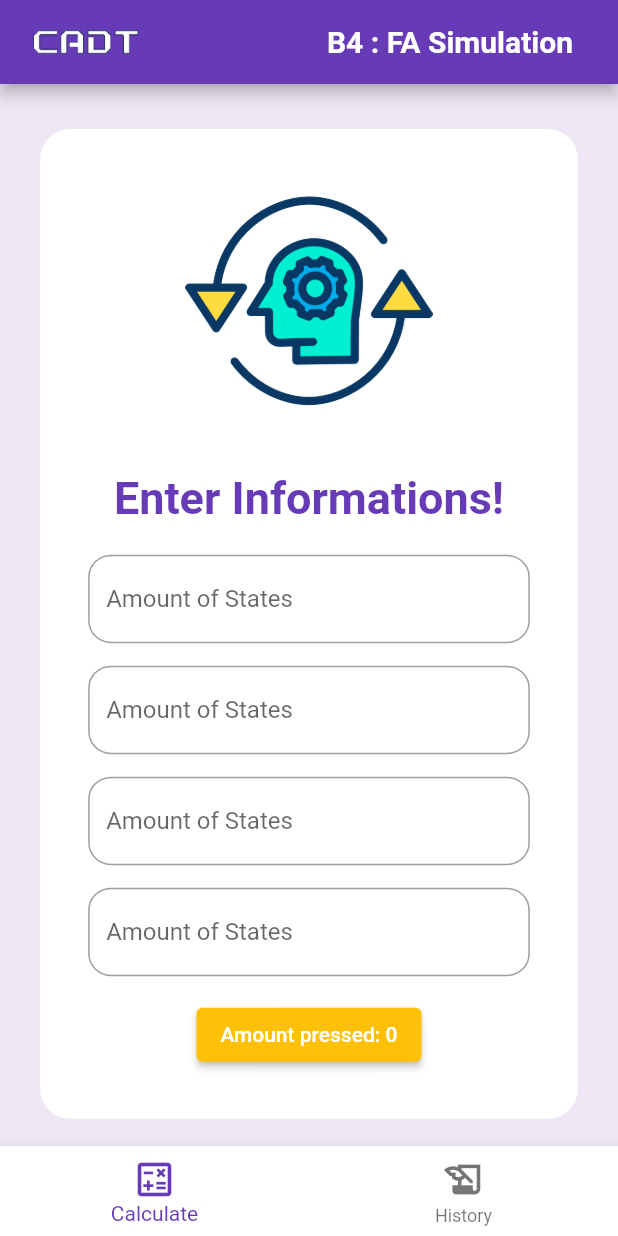
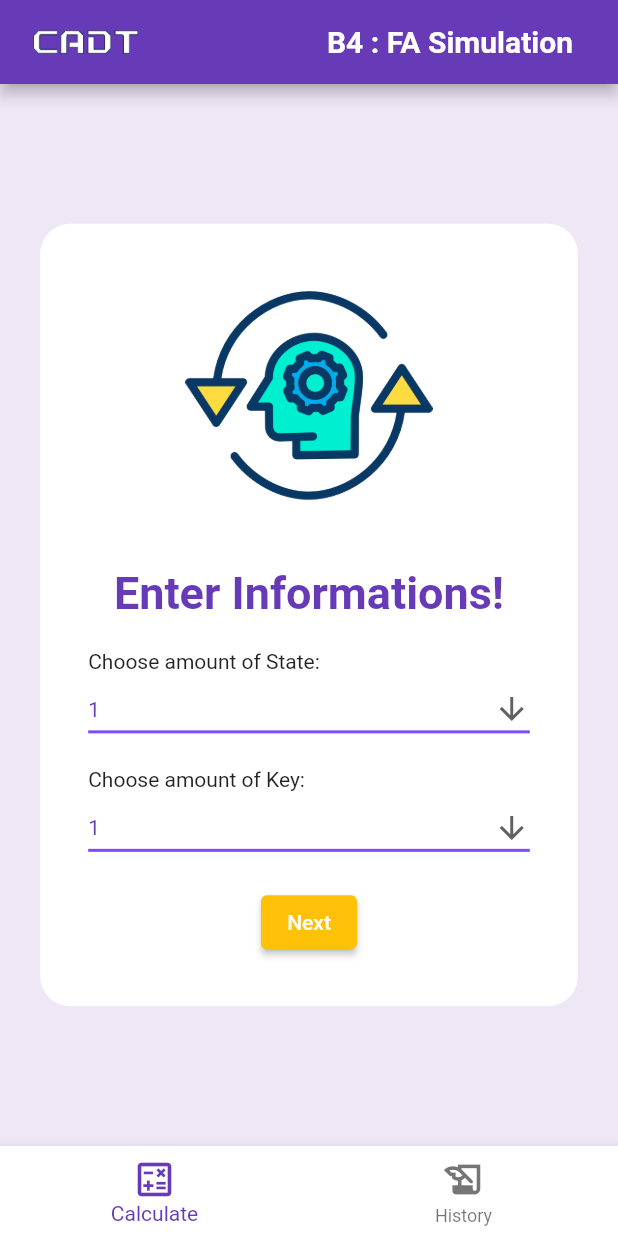
Before and after one commit to Sanmon17/B4Automata, a Flutter app: the screen it shows after launch, on a phone screen of 412 x 824 dp. Run offline on Flutter 3.47's test engine with Material 2 defaults, Android fonts, the phone set to English and light mode, and no system bars; our stand-ins replace device_preview.

Commit message:
user input completet

```diff
--- a/lib/homepage.dart
+++ b/lib/homepage.dart
@@ -8,10 +8,182 @@ class Homepage extends StatefulWidget {
 }
 
 class _HomepageState extends State<Homepage> {
-  int button1 = 0, bottomButton = 0;
+  int button1 = 0, bottomButton = 0, currentStep = 1;
+  int? stateAmount = 1, keyAmount = 1;
 
   @override
   Widget build(BuildContext context) {
+    Widget? buttonRow;
+
+    if (currentStep == 1) {
+      buttonRow = ElevatedButton(
+        style: ButtonStyle(
+          backgroundColor: MaterialStateColor.resolveWith(
+            (states) => Colors.amber,
+          ),
+        ),
+        onPressed: () {
+          setState(() {
+            ++currentStep;
+          });
+        },
+        child: const Text('Next'),
+      );
+    } else {
+      buttonRow = Row(
+        mainAxisAlignment: MainAxisAlignment.spaceEvenly,
+        children: [
+          Visibility(
+            visible: currentStep > 1,
+            child: ElevatedButton(
+              style: ButtonStyle(
+                backgroundColor: MaterialStateColor.resolveWith(
+                  (states) => Colors.amber,
+                ),
+              ),
+              onPressed: () {
+                setState(() {
+                  --currentStep;
+                });
+              },
+              child: const Text('Back'),
+            ),
+          ),
+          ElevatedButton(
+            style: ButtonStyle(
+              backgroundColor: MaterialStateColor.resolveWith(
+                (states) => Colors.amber,
+              ),
+            ),
+            onPressed: () {
+              setState(() {
+                ++currentStep;
+              });
+            },
+            child: const Text('Next'),
+          ),
+        ],
+      );
+    }
+
+    List<Widget> renderStep1() {
+      return [
+        const SizedBox(height: 20),
+        const Text('Choose amount of State:'),
+        DropdownButton<int>(
+          value: stateAmount,
+          icon: const Icon(Icons.arrow_downward),
+          elevation: 16,
+          isExpanded: true,
+          style: const TextStyle(color: Colors.deepPurple),
+          underline: Container(
+            height: 2,
+            color: Colors.deepPurpleAccent,
+          ),
+          onChanged: (int? newValue) {
+            setState(() {
+              stateAmount = newValue;
+            });
+          },
+          items: List<DropdownMenuItem<int>>.generate(10, (index) {
+            final value = index + 1;
+            return DropdownMenuItem<int>(
+              value: value,
+              child: Text(value.toString()),
+            );
+          }).toList(),
+        ),
+        const SizedBox(height: 15),
+        const Text('Choose amount of Key:'),
+        DropdownButton<int>(
+            value: keyAmount,
+            icon: const Icon(Icons.arrow_downward),
+            elevation: 16,
+            isExpanded: true,
+            style: const TextStyle(color: Colors.deepPurple),
+            underline: Container(
+              height: 2,
+              color: Colors.deepPurpleAccent,
+            ),
+            onChanged: (int? newValue) {
+              setState(() {
+                keyAmount = newValue;
+              });
+            },
+            items: List<DropdownMenuItem<int>>.generate(10, (index) {
+              final value = index + 1;
+              return DropdownMenuItem<int>(
+                value: value,
+                child: Text(value.toString()),
+              );
+            }).toList()),
+      ];
+    }
+
+    List<String> stateFieldValues = List.filled(stateAmount!, '');
+    List<Widget> stateFieldList = List.generate(
+      stateAmount!,
+      (index) => [
+        const SizedBox(height: 15),
+        TextField(
+          decoration: InputDecoration(
+            hintText: 'State Value ${index + 1}',
+            border: OutlineInputBorder(
+              borderRadius: BorderRadius.circular(15),
+            ),
+            focusedBorder: OutlineInputBorder(
+              borderRadius: BorderRadius.circular(15),
+              borderSide: const BorderSide(
+                color: Colors.deepPurpleAccent,
+              ),
+            ),
+          ),
+          onChanged: (value) {
+            setState(() {
+              stateFieldValues[index] = value;
+            });
+          },
+        ),
+      ],
+    ).expand((widgets) => widgets).toList();
+
+    List<String> keyFieldValues = List.filled(keyAmount!, '');
+    List<Widget> keyFieldList = List.generate(
+        keyAmount!,
+        (index) => [
+              const SizedBox(height: 15),
+              TextField(
+                decoration: InputDecoration(
+                  hintText: 'Key Value ${index + 1}',
+                  border: OutlineInputBorder(
+                    borderRadius: BorderRadius.circular(15),
+                  ),
+                  focusedBorder: OutlineInputBorder(
+                    borderRadius: BorderRadius.circular(15),
+                    borderSide: const BorderSide(
+                      color: Colors.deepPurpleAccent,
+                    ),
+                  ),
+                ),
+                onChanged: (value) {
+                  setState(() {
+                    keyFieldValues[index] = value;
+                  });
+                },
+              ),
+            ]).expand((widgets) => widgets).toList();
+
+    List<Widget> renderStep2() {
+      return [
+        Column(
+          children: stateFieldList,
+        ),
+        Column(
+          children: keyFieldList,
+        ),
+      ];
+    }
+
     return Scaffold(
       backgroundColor: Colors.deepPurple[50],
       appBar: AppBar(
@@ -84,79 +256,15 @@ class _HomepageState extends State<Homepage> {
                           color: Colors.deepPurple,
                         ),
                       ),
-                      const SizedBox(height: 20),
-                      TextField(
-                        decoration: InputDecoration(
-                          hintText: 'Amount of States',
-                          border: OutlineInputBorder(
-                            borderRadius: BorderRadius.circular(15),
-                          ),
-                          focusedBorder: OutlineInputBorder(
-                            borderRadius: BorderRadius.circular(15),
-                            borderSide: const BorderSide(
-                              color: Colors.deepPurpleAccent,
-                            ),
-                          ),
-                        ),
+                      Column(
+                        crossAxisAlignment: CrossAxisAlignment.start,
+                        children: [
+                          if (currentStep == 1) ...renderStep1(),
+                          if (currentStep == 2) ...renderStep2(),
+                          const SizedBox(height: 15),
+                        ],
                       ),
-                      const SizedBox(height: 15),
-                      TextField(
-                        decoration: InputDecoration(
-                          hintText: 'Amount of States',
-                          border: OutlineInputBorder(
-                            borderRadius: BorderRadius.circular(15),
-                          ),
-                          focusedBorder: OutlineInputBorder(
-                            borderRadius: BorderRadius.circular(15),
-                            borderSide: const BorderSide(
-                              color: Colors.deepPurpleAccent,
-                            ),
-                          ),
-                        ),
-                      ),
-                      const SizedBox(height: 15),
-                      TextField(
-                        decoration: InputDecoration(
-                          hintText: 'Amount of States',
-                          border: OutlineInputBorder(
-                            borderRadius: BorderRadius.circular(15),
-                          ),
-                          focusedBorder: OutlineInputBorder(
-                            borderRadius: BorderRadius.circular(15),
-                            borderSide: const BorderSide(
-                              color: Colors.deepPurpleAccent,
-                            ),
-                          ),
-                        ),
-                      ),
-                      const SizedBox(height: 15),
-                      TextField(
-                        decoration: InputDecoration(
-                          hintText: 'Amount of States',
-                          border: OutlineInputBorder(
-                            borderRadius: BorderRadius.circular(15),
-                          ),
-                          focusedBorder: OutlineInputBorder(
-                            borderRadius: BorderRadius.circular(15),
-                            borderSide: const BorderSide(
-                              color: Colors.deepPurpleAccent,
-                            ),
-                          ),
-                        ),
-                      ),
-                      const SizedBox(height: 15),
-                      ElevatedButton(
-                        style: ButtonStyle(
-                          backgroundColor: MaterialStateColor.resolveWith(
-                              (states) => Colors.amber),
-                        ),
-                        onPressed: () {
-                          setState(() {
-                            ++button1;
-                          });
-                        },
-                        child: Text('Amount pressed: $button1'),
-                      ),
+                      buttonRow,
                     ],
                   ),
                 ),
```
Also changed, not shown: lib/Calculate.dart (added, +100 -0 lines).
